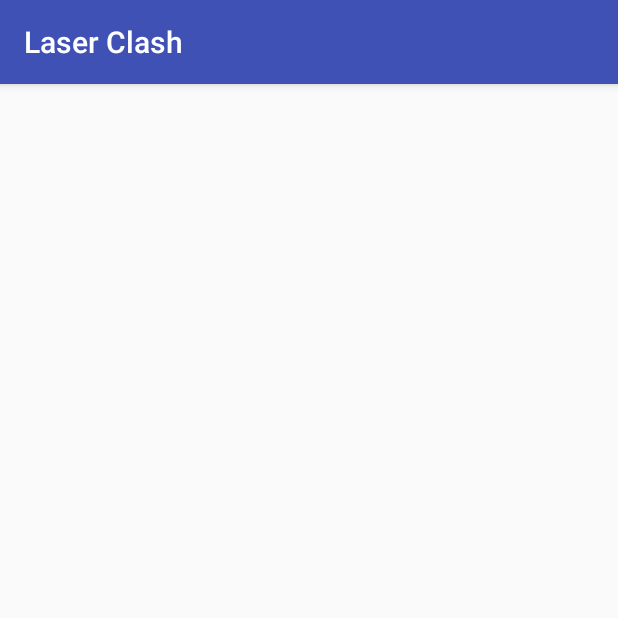
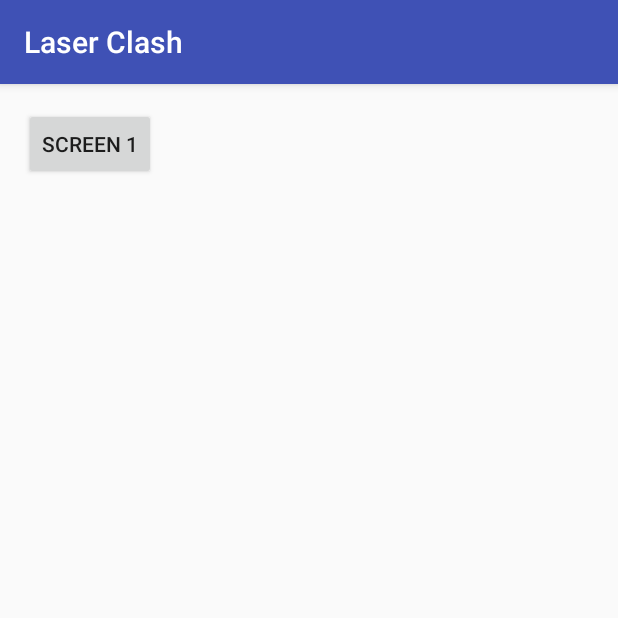
Before and after one commit to AbhinavBora/Laser-Clash, an Android app: the Game screen opened directly, with no data from a screen before it, on a phone screen of 412 x 824 dp, the top half of it. Run offline under Robolectric (Android 15) with nearby library versions, the phone set to English and light mode, and no system bars.

Commit message:
Add return button to activity_game.xml

```diff
--- a/app/src/main/java/com/example/abhinavbora/laserclash/Game.java
+++ b/app/src/main/java/com/example/abhinavbora/laserclash/Game.java
@@ -1,7 +1,10 @@
 package com.example.abhinavbora.laserclash;
 
+import android.content.Intent;
 import android.support.v7.app.AppCompatActivity;
 import android.os.Bundle;
+import android.view.View;
+import android.widget.Button;
 
 public class Game extends AppCompatActivity {
 
@@ -9,5 +12,14 @@ public class Game extends AppCompatActivity {
     protected void onCreate(Bundle savedInstanceState) {
         super.onCreate(savedInstanceState);
         setContentView(R.layout.activity_game);
+
+        Button advanceToScreen1 = (Button) findViewById(R.id.switch_Screen1);
+        advanceToScreen1.setOnClickListener(new View.OnClickListener() {
+            @Override
+            public void onClick(View view) {
+                Intent intent = new Intent(Game.this, MainActivity.class);
+                startActivity(intent);
+            }
+        });
     }
 }
--- a/app/src/main/res/layout/activity_game.xml
+++ b/app/src/main/res/layout/activity_game.xml
@@ -10,4 +10,9 @@
     android:paddingTop="@dimen/activity_vertical_margin"
     tools:context="com.example.abhinavbora.laserclash.Game">
 
+    <Button
+        android:layout_width="wrap_content"
+        android:layout_height="wrap_content"
+        android:text="@string/to_Screen1"
+        android:id="@+id/switch_Screen1"/>
 </RelativeLayout>
--- a/app/src/main/res/values/strings.xml
+++ b/app/src/main/res/values/strings.xml
@@ -1,4 +1,5 @@
 <resources>
     <string name="app_name">Laser Clash</string>
     <string name="to_Screen2">Screen 2</string>
+    <string name="to_Screen1">Screen 1</string>
 </resources>
```
